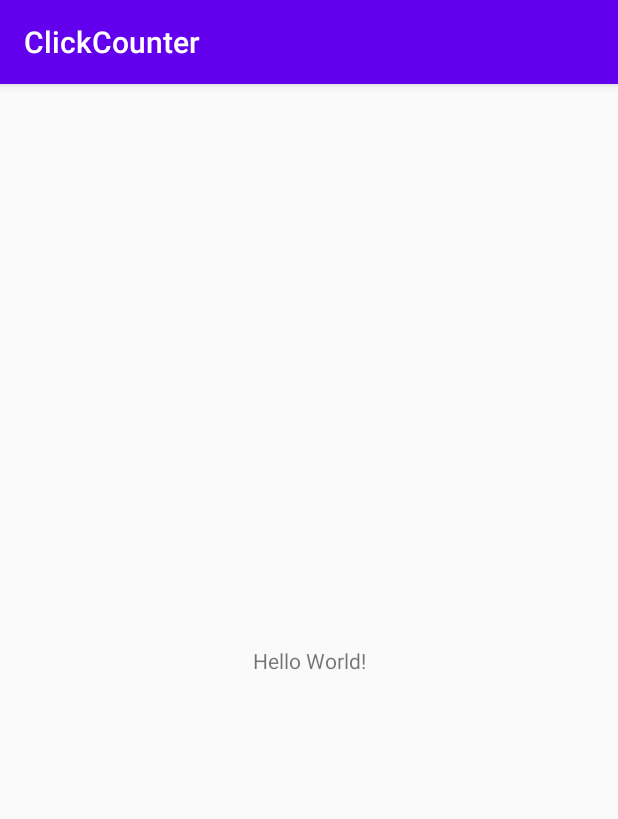
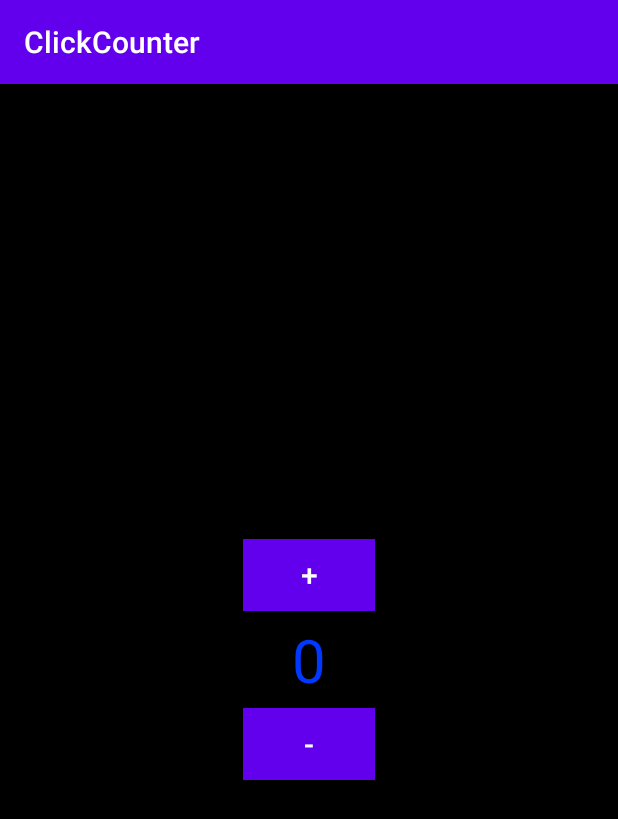
Before and after one commit to Erdodif/ClickCounter, an Android app: the screen it shows after launch (MainActivity), on a phone screen of 412 x 824 dp. Shown: the top 819 px of the screen. Run offline under Robolectric (Android 15) with nearby library versions, the phone set to English and light mode, and no system bars.

Commit message:
xml keret elkészítése

```diff
--- a/app/src/main/res/layout/activity_main.xml
+++ b/app/src/main/res/layout/activity_main.xml
@@ -1,18 +1,45 @@
 <?xml version="1.0" encoding="utf-8"?>
-<androidx.constraintlayout.widget.ConstraintLayout xmlns:android="http://schemas.android.com/apk/res/android"
+<RelativeLayout xmlns:android="http://schemas.android.com/apk/res/android"
     xmlns:app="http://schemas.android.com/apk/res-auto"
     xmlns:tools="http://schemas.android.com/tools"
     android:layout_width="match_parent"
     android:layout_height="match_parent"
-    tools:context=".MainActivity">
+    tools:context=".MainActivity"
+    android:background="#000">
 
     <TextView
+        android:id="@+id/Szam"
         android:layout_width="wrap_content"
         android:layout_height="wrap_content"
-        android:text="Hello World!"
-        app:layout_constraintBottom_toBottomOf="parent"
-        app:layout_constraintLeft_toLeftOf="parent"
-        app:layout_constraintRight_toRightOf="parent"
-        app:layout_constraintTop_toTopOf="parent" />
-
-</androidx.constraintlayout.widget.ConstraintLayout>
+        android:text="0"
+        android:layout_centerInParent="true"
+        android:textColor="@color/colorKek"
+        android:textSize="40sp"/>
+    <Button
+        android:id="@+id/Plusz"
+        android:layout_width="wrap_content"
+        android:layout_height="wrap_content"
+        android:paddingHorizontal="25sp"
+        android:paddingVertical="10sp"
+        android:layout_marginBottom="5sp"
+        android:text="+"
+        android:layout_above="@id/Szam"
+        android:layout_centerInParent="true"
+        android:background="@color/colorPrimary"
+        android:textSize="20sp"
+        android:textColor="#FFF"
+        />
+    <Button
+        android:id="@+id/Minusz"
+        android:layout_width="wrap_content"
+        android:layout_height="wrap_content"
+        android:paddingHorizontal="25sp"
+        android:paddingVertical="10sp"
+        android:layout_marginTop="5sp"
+        android:text="-"
+        android:layout_below="@id/Szam"
+        android:layout_centerInParent="true"
+        android:background="@color/colorPrimary"
+        android:textSize="20sp"
+        android:textColor="#FFF"/>
+</RelativeLayout>
--- a/app/src/main/res/values/colors.xml
+++ b/app/src/main/res/values/colors.xml
@@ -3,4 +3,5 @@
     <color name="colorPrimary">#6200EE</color>
     <color name="colorPrimaryDark">#3700B3</color>
     <color name="colorAccent">#03DAC5</color>
+    <color name="colorKek">#0038FF</color>
 </resources>
```
